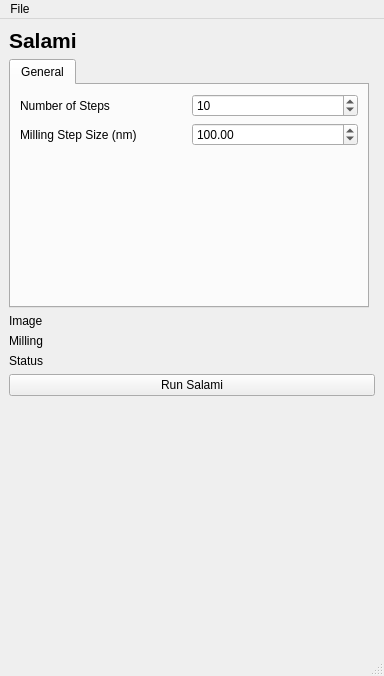
Before: the Qt Designer form salami/ui/qt/SalamiUI.ui in DeMarcoLab/salami, drawn with Qt 5.
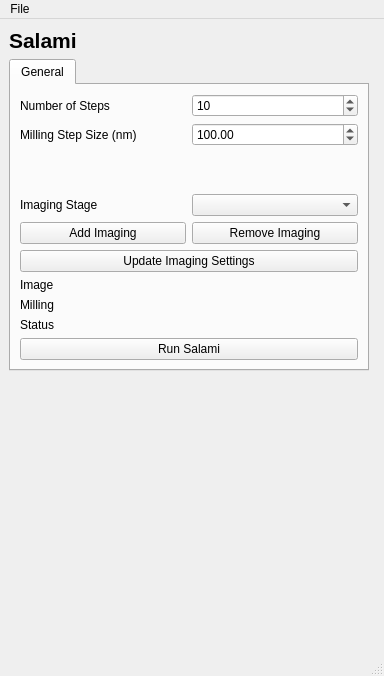
After: the same form once the commit is applied.

Commit message: working create/load exp, multi image in ui

What changed in the file:
```diff
--- a/salami/ui/qt/SalamiUI.ui
+++ b/salami/ui/qt/SalamiUI.ui
@@ -15,20 +15,6 @@
   </property>
   <widget class="QWidget" name="centralwidget">
    <layout class="QGridLayout" name="gridLayout">
-    <item row="5" column="0" colspan="2">
-     <widget class="QLabel" name="label_milling">
-      <property name="text">
-       <string>Milling</string>
-      </property>
-     </widget>
-    </item>
-    <item row="2" column="0" colspan="2">
-     <widget class="QLabel" name="label_imaging">
-      <property name="text">
-       <string>Image</string>
-      </property>
-     </widget>
-    </item>
     <item row="8" column="0">
      <spacer name="verticalSpacer">
       <property name="orientation">
@@ -42,13 +28,6 @@
       </property>
      </spacer>
     </item>
-    <item row="7" column="0" colspan="2">
-     <widget class="QPushButton" name="pushButton">
-      <property name="text">
-       <string>Run Salami</string>
-      </property>
-     </widget>
-    </item>
     <item row="0" column="0" colspan="2">
      <widget class="QLabel" name="label_title">
       <property name="font">
@@ -82,6 +61,30 @@
         <string>General</string>
        </attribute>
        <layout class="QGridLayout" name="gridLayout_2">
+        <item row="8" column="0" colspan="2">
+         <widget class="QLabel" name="label_ui_status">
+          <property name="text">
+           <string>Status</string>
+          </property>
+         </widget>
+        </item>
+        <item row="3" column="1">
+         <widget class="QComboBox" name="comboBox_imaging"/>
+        </item>
+        <item row="3" column="0">
+         <widget class="QLabel" name="label_imaging_header">
+          <property name="text">
+           <string>Imaging Stage</string>
+          </property>
+         </widget>
+        </item>
+        <item row="4" column="1">
+         <widget class="QPushButton" name="pushButton_remove_imaging">
+          <property name="text">
+           <string>Remove Imaging</string>
+          </property>
+         </widget>
+        </item>
         <item row="1" column="1">
          <widget class="QDoubleSpinBox" name="doubleSpinBox_milling_step_size">
           <property name="maximum">
@@ -95,6 +98,13 @@
           </property>
          </widget>
         </item>
+        <item row="7" column="0" colspan="2">
+         <widget class="QLabel" name="label_milling">
+          <property name="text">
+           <string>Milling</string>
+          </property>
+         </widget>
+        </item>
         <item row="0" column="1">
          <widget class="QSpinBox" name="spinBox_n_steps">
           <property name="minimum">
@@ -115,6 +125,13 @@
           </property>
          </widget>
         </item>
+        <item row="4" column="0">
+         <widget class="QPushButton" name="pushButton_add_imaging">
+          <property name="text">
+           <string>Add Imaging</string>
+          </property>
+         </widget>
+        </item>
         <item row="1" column="0">
          <widget class="QLabel" name="label_milling_step_size">
           <property name="text">
@@ -135,17 +152,31 @@
           </property>
          </spacer>
         </item>
+        <item row="6" column="0" colspan="2">
+         <widget class="QLabel" name="label_imaging">
+          <property name="text">
+           <string>Image</string>
+          </property>
+         </widget>
+        </item>
+        <item row="9" column="0" colspan="2">
+         <widget class="QPushButton" name="pushButton">
+          <property name="text">
+           <string>Run Salami</string>
+          </property>
+         </widget>
+        </item>
+        <item row="5" column="0" colspan="2">
+         <widget class="QPushButton" name="pushButton_update_imaging">
+          <property name="text">
+           <string>Update Imaging Settings</string>
+          </property>
+         </widget>
+        </item>
        </layout>
       </widget>
      </widget>
     </item>
-    <item row="6" column="0">
-     <widget class="QLabel" name="label_ui_status">
-      <property name="text">
-       <string>Status</string>
-      </property>
-     </widget>
-    </item>
    </layout>
   </widget>
   <widget class="QMenuBar" name="menubar">
```
Left out of the diff: 2 changed lines with no effect on the pictures. The commit also changes 8 other files.
